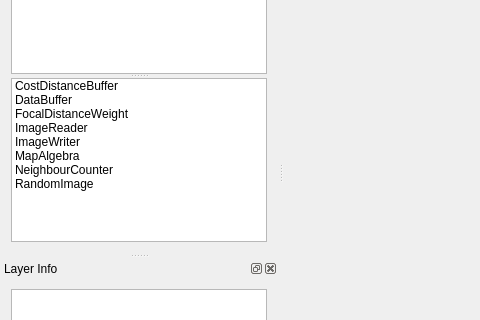
First picture: the form in gui/otbmodellerwin.ui, repository manaakiwhenua/LUMASS, before the edit; both pictures show x 0 to 480 and y 157 to 477 of the 725 by 640 pixel window.
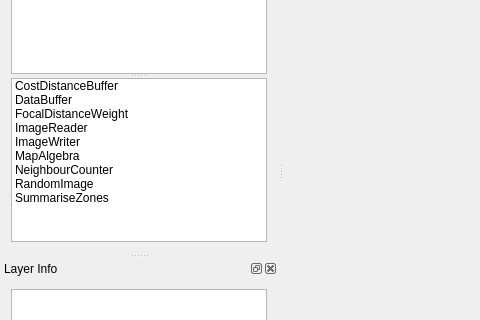
Second picture: the form after the edit. Icons and pictures are not drawn. Custom widgets are drawn as their Qt base class.

Patch:
```diff
--- a/gui/otbmodellerwin.ui
+++ b/gui/otbmodellerwin.ui
@@ -219,6 +219,11 @@
           <string>RandomImage</string>
          </property>
         </item>
+        <item>
+         <property name="text">
+          <string>SummariseZones</string>
+         </property>
+        </item>
        </widget>
       </widget>
      </item>
```
